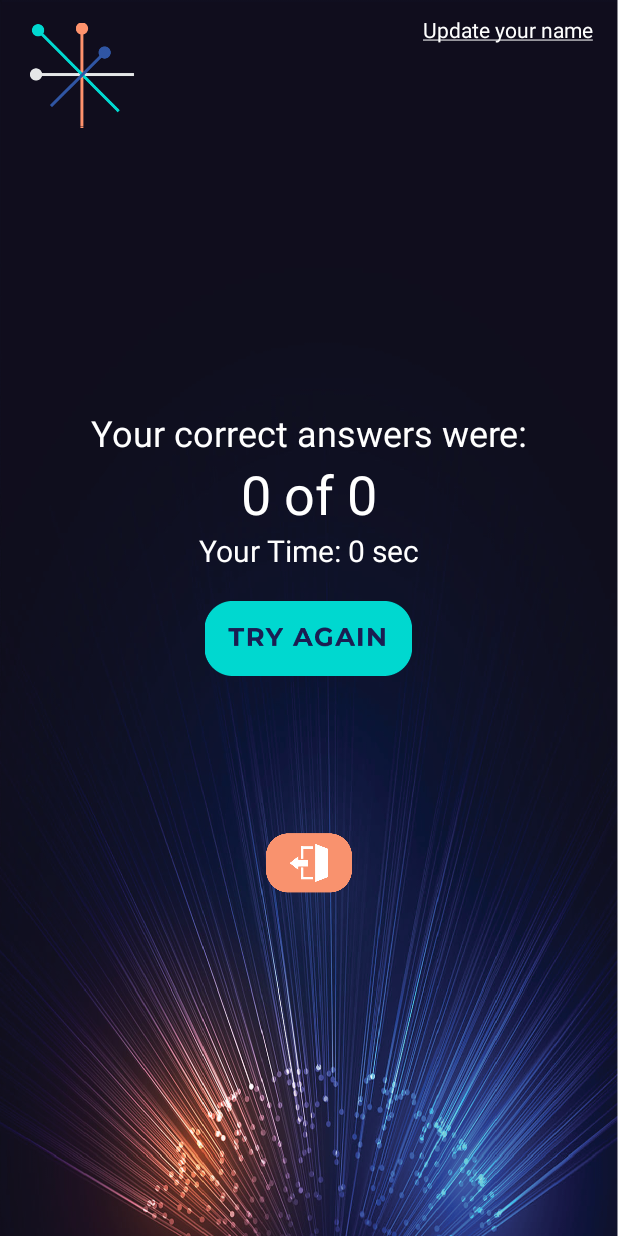
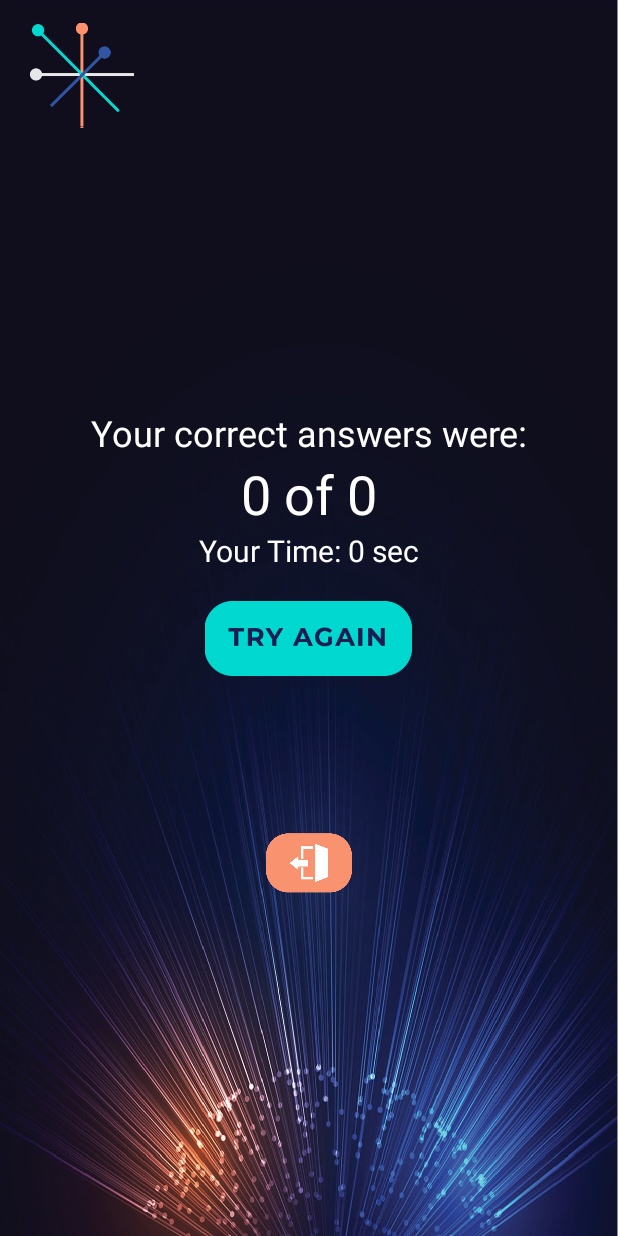
Before and after one commit to dianyrob/aiQuiz, an Android app: the ScoreActivity screen opened directly, with no data from a screen before it, on a phone screen of 412 x 824 dp. Run offline under Robolectric (Android 15) with nearby library versions, the light colour scheme and no system bars; 5 statements that could not run were skipped.

Commit message:
Update on score screen

```diff
--- a/IAQuizV3/app/src/main/res/layout/activity_score.xml
+++ b/IAQuizV3/app/src/main/res/layout/activity_score.xml
@@ -25,15 +25,7 @@
                 android:paddingTop="10dp"
                 app:srcCompat="@drawable/logo" />
 
-            <TextView
-                android:id="@+id/update"
-                android:layout_width="130dp"
-                android:layout_height="70dp"
-                android:layout_alignParentRight="true"
-                android:layout_marginTop="10dp"
-                android:textColor="#FFFFFF"
-                android:text="Update your name"
-                android:textSize="14sp"/>
+
 
         </RelativeLayout>
     </LinearLayout>
```
Also changed, not shown: 1 other file.
